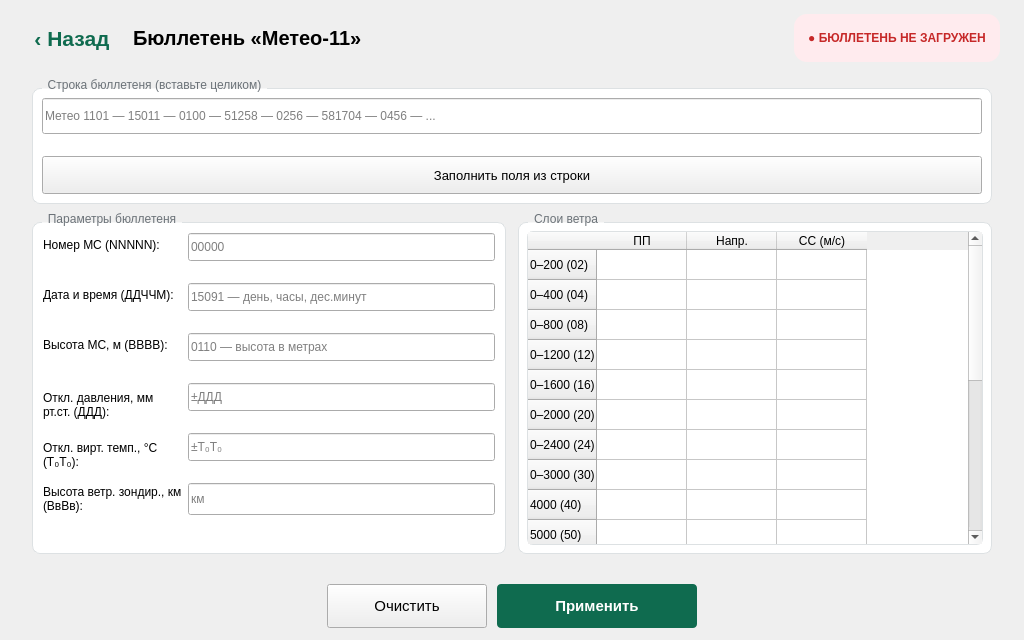
First picture: the form in Meteo11.ui, repository Pobryakushka/MMK, before the edit.
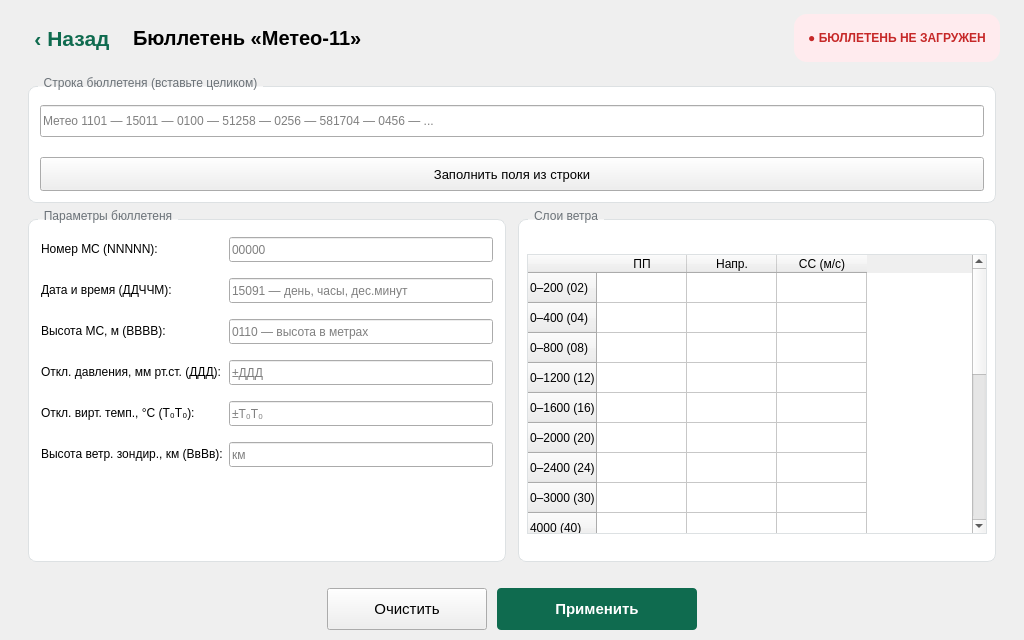
Second picture: the form after the edit.

Commit message: Фикс клавиатуры и интерфейса метео11

```diff
--- a/Meteo11.ui
+++ b/Meteo11.ui
@@ -21,7 +21,16 @@
   </property>
   <property name="styleSheet">
    <string notr="true">background-color: #FFFFFF;
-QLineEdit[invalid="true"] { border: 1.5px solid #C62828; background-color: #FFF5F5; }</string>
+QLineEdit {
+  background-color: #FFFFFF;
+  border: 1.5px solid #C7CCCF;
+  border-radius: 4px;
+  padding: 0 6px;
+  color: #1C1F22;
+}
+QLineEdit:focus { border-color: #0F6B4F; }
+QLineEdit:disabled { background-color: #F2F3F3; color: #9AA0A3; }
+QLineEdit[invalid="true"] { border-color: #C62828; background-color: #FFF5F5; }</string>
   </property>
   <layout class="QVBoxLayout" name="met11MainVLayout">
    <property name="spacing">
@@ -117,19 +126,19 @@
    <item>
     <layout class="QVBoxLayout" name="met11ContentLayout">
      <property name="spacing">
-      <number>8</number>
+      <number>6</number>
      </property>
      <property name="leftMargin">
-      <number>32</number>
+      <number>28</number>
      </property>
      <property name="topMargin">
-      <number>8</number>
+      <number>6</number>
      </property>
      <property name="rightMargin">
-      <number>32</number>
+      <number>28</number>
      </property>
      <property name="bottomMargin">
-      <number>12</number>
+      <number>10</number>
      </property>
      <item>
       <widget class="QGroupBox" name="grpRawString">
@@ -148,7 +157,13 @@
           <property name="minimumSize">
            <size>
             <width>0</width>
-            <height>36</height>
+            <height>32</height>
+           </size>
+          </property>
+          <property name="maximumSize">
+           <size>
+            <width>16777215</width>
+            <height>32</height>
            </size>
           </property>
           <property name="placeholderText">
@@ -161,13 +176,13 @@
           <property name="minimumSize">
            <size>
             <width>0</width>
-            <height>14</height>
+            <height>12</height>
            </size>
           </property>
           <property name="maximumSize">
            <size>
             <width>16777215</width>
-            <height>14</height>
+            <height>12</height>
            </size>
           </property>
           <property name="styleSheet">
@@ -183,7 +198,7 @@
           <property name="minimumSize">
            <size>
             <width>0</width>
-            <height>38</height>
+            <height>34</height>
            </size>
           </property>
           <property name="styleSheet">
@@ -227,19 +242,19 @@
          </property>
          <layout class="QFormLayout" name="formHeader">
           <property name="verticalSpacing">
-           <number>6</number>
+           <number>4</number>
           </property>
           <property name="leftMargin">
            <number>10</number>
           </property>
           <property name="topMargin">
-           <number>10</number>
+           <number>8</number>
           </property>
           <property name="rightMargin">
            <number>10</number>
           </property>
           <property name="bottomMargin">
-           <number>10</number>
+           <number>8</number>
           </property>
           <item row="0" column="0">
            <widget class="QLabel" name="lblMet11StationNum">
@@ -251,14 +266,14 @@
           <item row="0" column="1">
            <layout class="QVBoxLayout" name="vLayoutStationNum">
             <property name="spacing">
-             <number>2</number>
+             <number>0</number>
             </property>
             <item>
              <widget class="QLineEdit" name="lineEdit_Met11StationNum">
               <property name="minimumSize">
                <size>
                 <width>0</width>
-                <height>28</height>
+                <height>25</height>
                </size>
               </property>
               <property name="maxLength">
@@ -277,13 +292,13 @@
               <property name="minimumSize">
                <size>
                 <width>0</width>
-                <height>14</height>
+                <height>12</height>
                </size>
               </property>
               <property name="maximumSize">
                <size>
                 <width>16777215</width>
-                <height>14</height>
+                <height>12</height>
                </size>
               </property>
               <property name="styleSheet">
@@ -306,14 +321,14 @@
           <item row="1" column="1">
            <layout class="QVBoxLayout" name="vLayoutDateTime">
             <property name="spacing">
-             <number>2</number>
+             <number>0</number>
             </property>
             <item>
              <widget class="QLineEdit" name="lineEdit_Met11DateTime">
               <property name="minimumSize">
                <size>
                 <width>0</width>
-                <height>28</height>
+                <height>25</height>
                </size>
               </property>
               <property name="maxLength">
@@ -329,13 +344,13 @@
               <property name="minimumSize">
                <size>
                 <width>0</width>
-                <height>14</height>
+                <height>12</height>
                </size>
               </property>
               <property name="maximumSize">
                <size>
                 <width>16777215</width>
-                <height>14</height>
+                <height>12</height>
                </size>
               </property>
               <property name="styleSheet">
@@ -358,14 +373,14 @@
           <item row="2" column="1">
            <layout class="QVBoxLayout" name="vLayoutStationHeight">
             <property name="spacing">
-             <number>2</number>
+             <number>0</number>
             </property>
             <item>
              <widget class="QLineEdit" name="lineEdit_Met11StationHeight">
               <property name="minimumSize">
                <size>
                 <width>0</width>
-                <height>28</height>
+                <height>25</height>
                </size>
               </property>
               <property name="placeholderText">
@@ -378,13 +393,13 @@
               <property name="minimumSize">
                <size>
                 <width>0</width>
-                <height>14</height>
+                <height>12</height>
                </size>
               </property>
               <property name="maximumSize">
                <size>
                 <width>16777215</width>
-                <height>14</height>
+                <height>12</height>
                </size>
               </property>
               <property name="styleSheet">
@@ -402,22 +417,19 @@
             <property name="text">
              <string>Откл. давления, мм рт.ст. (ДДД):</string>
             </property>
-            <property name="wordWrap">
-             <bool>true</bool>
-            </property>
            </widget>
           </item>
           <item row="3" column="1">
            <layout class="QVBoxLayout" name="vLayoutPresDev">
             <property name="spacing">
-             <number>2</number>
+             <number>0</number>
             </property>
             <item>
              <widget class="QLineEdit" name="lineEdit_Met11GroundPresDev">
               <property name="minimumSize">
                <size>
                 <width>0</width>
-                <height>28</height>
+                <height>25</height>
                </size>
               </property>
               <property name="placeholderText">
@@ -430,13 +442,13 @@
               <property name="minimumSize">
                <size>
                 <width>0</width>
-                <height>14</height>
+                <height>12</height>
                </size>
               </property>
               <property name="maximumSize">
                <size>
                 <width>16777215</width>
-                <height>14</height>
+                <height>12</height>
                </size>
               </property>
               <property name="styleSheet">
@@ -454,22 +466,19 @@
             <property name="text">
              <string>Откл. вирт. темп., °С (T₀T₀):</string>
             </property>
-            <property name="wordWrap">
-             <bool>true</bool>
-            </property>
            </widget>
           </item>
           <item row="4" column="1">
            <layout class="QVBoxLayout" name="vLayoutTempDev">
             <property name="spacing">
-             <number>2</number>
+             <number>0</number>
             </property>
             <item>
              <widget class="QLineEdit" name="lineEdit_Met11GroundVertTempDev">
               <property name="minimumSize">
                <size>
                 <width>0</width>
-                <height>28</height>
+                <height>25</height>
                </size>
               </property>
               <property name="placeholderText">
@@ -482,13 +491,13 @@
               <property name="minimumSize">
                <size>
                 <width>0</width>
-                <height>14</height>
+                <height>12</height>
                </size>
               </property>
               <property name="maximumSize">
                <size>
                 <width>16777215</width>
-                <height>14</height>
+                <height>12</height>
                </size>
               </property>
               <property name="styleSheet">
@@ -506,23 +515,55 @@
             <property name="text">
              <string>Высота ветр. зондир., км (BвBв):</string>
             </property>
-            <property name="wordWrap">
-             <bool>true</bool>
-            </property>
            </widget>
           </item>
           <item row="5" column="1">
-           <widget class="QLineEdit" name="lineEdit_Met11AchievedSensHeight">
-            <property name="minimumSize">
-             <size>
-              <width>0</width>
-              <height>32</height>
-             </size>
+           <layout class="QVBoxLayout" name="vLayoutAchievedSensHeight">
+            <property name="spacing">
+             <number>0</number>
             </property>
-            <property name="placeholderText">
-             <string>км</string>
-            </property>
-           </widget>
+            <item>
+             <widget class="QLineEdit" name="lineEdit_Met11AchievedSensHeight">
+              <property name="minimumSize">
+               <size>
+                <width>0</width>
+                <height>25</height>
+               </size>
+              </property>
+              <property name="maximumSize">
+               <size>
+                <width>16777215</width>
+                <height>25</height>
+               </size>
+              </property>
+              <property name="placeholderText">
+               <string>км</string>
+              </property>
+             </widget>
+            </item>
+            <item>
+             <widget class="QLabel" name="lblAchievedSensHeightHint">
+              <property name="minimumSize">
+               <size>
+                <width>0</width>
+                <height>12</height>
+               </size>
+              </property>
+              <property name="maximumSize">
+               <size>
+                <width>16777215</width>
+                <height>12</height>
+               </size>
+              </property>
+              <property name="styleSheet">
+               <string notr="true">color: #C62828; font-weight: bold; font-size: 8pt;</string>
+              </property>
+              <property name="text">
+               <string/>
+              </property>
+             </widget>
+            </item>
+           </layout>
           </item>
          </layout>
         </widget>
@@ -540,36 +581,36 @@
            <number>4</number>
           </property>
           <property name="leftMargin">
-           <number>8</number>
+           <number>6</number>
           </property>
           <property name="topMargin">
-           <number>8</number>
+           <number>6</number>
           </property>
           <property name="rightMargin">
-           <number>8</number>
+           <number>6</number>
           </property>
           <property name="bottomMargin">
-           <number>8</number>
+           <number>6</number>
           </property>
           <item>
            <widget class="QTableWidget" name="tableWidget_meteo11">
             <property name="minimumSize">
              <size>
               <width>0</width>
-              <height>200</height>
+              <height>180</height>
              </size>
             </property>
             <property name="maximumSize">
              <size>
               <width>16777215</width>
-              <height>320</height>
+              <height>280</height>
              </size>
             </property>
             <property name="verticalScrollBarPolicy">
              <enum>Qt::ScrollBarAsNeeded</enum>
             </property>
             <property name="styleSheet">
-             <string notr="true">QTableWidget { border: 1px solid #DDE1E3; border-radius: 6px; }</string>
+             <string notr="true">QTableWidget { border: 1px solid #DDE1E3; }</string>
             </property>
             <attribute name="horizontalHeaderDefaultSectionSize">
              <number>90</number>
@@ -736,7 +777,7 @@
          <property name="minimumSize">
           <size>
            <width>160</width>
-           <height>44</height>
+           <height>42</height>
           </size>
          </property>
          <property name="styleSheet">
@@ -752,7 +793,7 @@
          <property name="minimumSize">
           <size>
            <width>200</width>
-           <height>44</height>
+           <height>42</height>
           </size>
          </property>
          <property name="styleSheet">
```
The commit also changes 4 other files.
